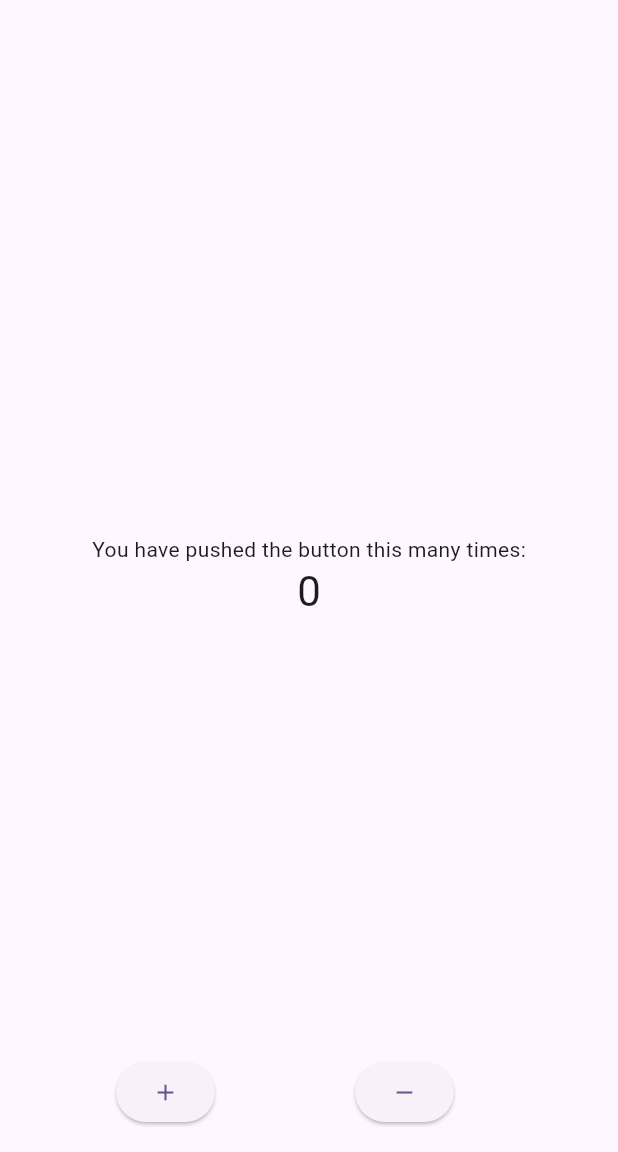
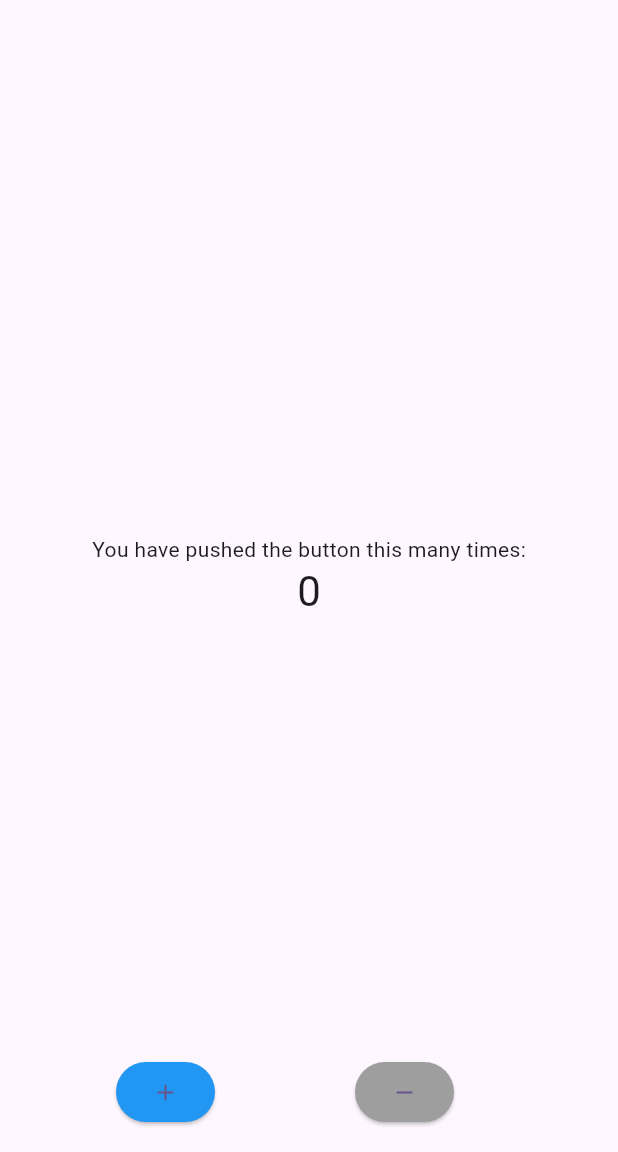
Before and after one commit to charlie-ann/counterapp, a Flutter app: the screen it shows after launch, on a phone screen of 412 x 824 dp, the part 84-1236 px from its top. Run offline on Flutter 3.47's test engine with Material 3 defaults, Android fonts, the phone set to English and light mode, and no system bars.

Commit message:
fix: button color

```diff
--- a/lib/main.dart
+++ b/lib/main.dart
@@ -30,7 +30,7 @@ class CounterPage extends StatelessWidget {
 
   @override
   Widget build(BuildContext context) {
-    var counterNotifier = Provider.of<Counter>(context, listen: false);
+    var counterNotifier = Provider.of<Counter>(context, listen: true);
     return Scaffold(
       appBar: AppBar(
         backgroundColor: Theme.of(context).colorScheme.inversePrimary,
@@ -63,7 +63,7 @@ class CounterPage extends StatelessWidget {
               //counterNotifier.increment();
             },
             style: ElevatedButton.styleFrom(
-              disabledBackgroundColor: counterNotifier.isIncrementDisabled
+              backgroundColor: counterNotifier.isIncrementDisabled
                   ? Colors.grey
                   : Colors.blue,
             ),
@@ -77,7 +77,7 @@ class CounterPage extends StatelessWidget {
               //counterNotifier.decrement();
             },
             style: ElevatedButton.styleFrom(
-              disabledBackgroundColor: counterNotifier.isDecrementDisabled
+              backgroundColor: counterNotifier.isDecrementDisabled
                   ? Colors.grey
                   : Colors.blue,
             ),
```
